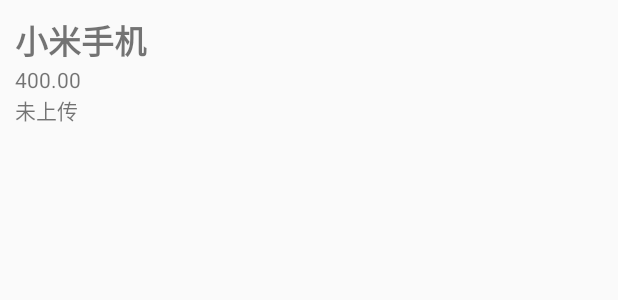
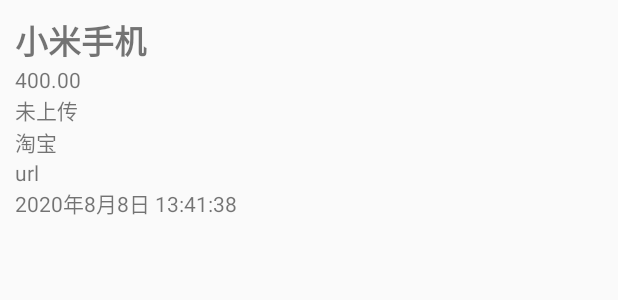
Before and after one commit to skr746655859/-app, an Android app: the layout item_product.xml on its own in the app's theme, with its tools: preview values and no code run, on a phone screen of 412 x 824 dp. Shown: the top 300 px of the screen. Run offline under Robolectric (Android 15) with nearby library versions, the phone set to English and light mode, and no system bars.

Commit message:
将商品数据信息显示完整

```diff
--- a/AntiBigDataApp/app/src/main/java/com/salhe/antibigdata/ui/adapter/ProductAdapter.kt
+++ b/AntiBigDataApp/app/src/main/java/com/salhe/antibigdata/ui/adapter/ProductAdapter.kt
@@ -9,10 +9,13 @@ import com.salhe.antibigdata.R
 import com.salhe.antibigdata.data.pojo.DataState
 import com.salhe.antibigdata.data.pojo.Product
 import kotlinx.android.synthetic.main.item_product.view.*
+import java.text.SimpleDateFormat
+import java.util.*
 
 class ProductAdapter : RecyclerView.Adapter<ProductAdapter.InnerHolder>() {
 
     private val products = mutableListOf<Product>()
+    private val dateFormat = SimpleDateFormat("yyyy-MM-dd HH:mm:ss", Locale.CHINESE)
 
     inner class InnerHolder(itemView: View) : RecyclerView.ViewHolder(itemView)
 
@@ -41,6 +44,11 @@ class ProductAdapter : RecyclerView.Adapter<ProductAdapter.InnerHolder>() {
             } else {
                 priceTextView.text = "固定价：${product.price}"
             }
+
+            sourceTextView.text = product.source
+            urlTextView.text = if (product.url.isNullOrEmpty()) "NO URL" else product.url
+            timeTextView.text = dateFormat.format(product.time)
+
         }
     }
 
--- a/AntiBigDataApp/app/src/main/res/layout/item_product.xml
+++ b/AntiBigDataApp/app/src/main/res/layout/item_product.xml
@@ -28,4 +28,22 @@
         android:layout_height="match_parent"
         android:text="未上传" />
 
+    <TextView
+        android:id="@+id/sourceTextView"
+        android:layout_width="match_parent"
+        android:layout_height="wrap_content"
+        android:text="淘宝" />
+
+    <TextView
+        android:id="@+id/urlTextView"
+        android:layout_width="match_parent"
+        android:layout_height="wrap_content"
+        android:text="url" />
+
+    <TextView
+        android:id="@+id/timeTextView"
+        android:layout_width="match_parent"
+        android:layout_height="wrap_content"
+        android:text="2020年8月8日 13:41:38" />
+
 </LinearLayout>
```
